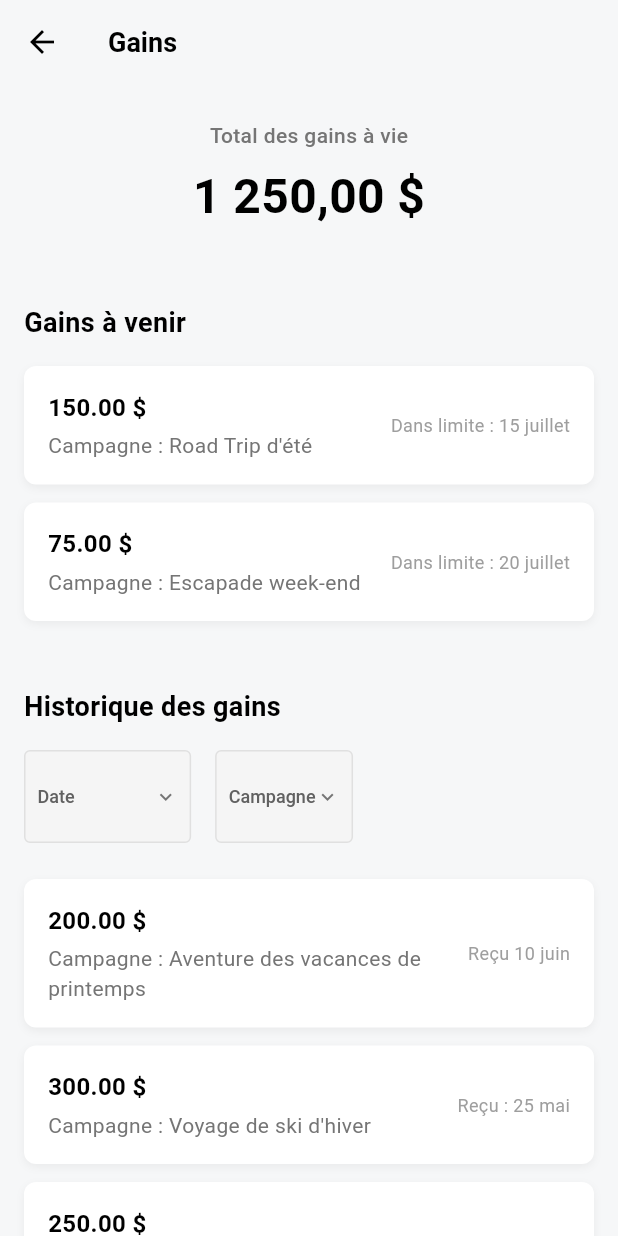
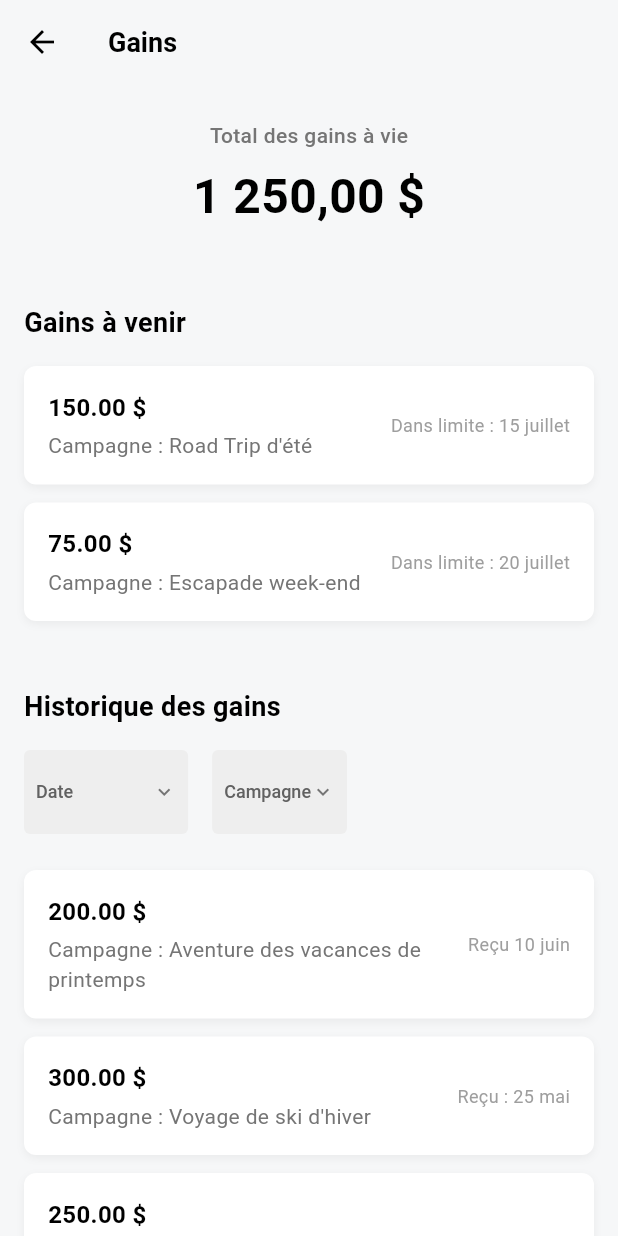
Before and after one commit to Bilalik369/ma-tach, a Flutter app: the screen it shows after launch, after a tap on the "attach money" icon, on a phone screen of 412 x 824 dp. Run offline on Flutter 3.47's test engine with Material 3 defaults, Android fonts, the phone set to English and light mode, and no system bars.

Commit message:
Qulque modification

```diff
--- a/lib/features/gains/presentation/widgets/filter_dropdown.dart
+++ b/lib/features/gains/presentation/widgets/filter_dropdown.dart
@@ -15,10 +15,9 @@ class FilterDropdown extends StatelessWidget {
   @override
   Widget build(BuildContext context) {
     return Container(
-      padding: const EdgeInsets.symmetric(horizontal: 8, vertical: 6),
+      padding: const EdgeInsets.symmetric(horizontal: 8, vertical: 4),
       decoration: BoxDecoration(
-        color: Colors.grey[100],
-        border: Border.all(color: Colors.grey[300]!, width: 1),
+        color: Colors.grey[200],
         borderRadius: BorderRadius.circular(4),
       ),
       child: DropdownButtonHideUnderline(
--- a/lib/features/notification/presentation/pages/home_page.dart
+++ b/lib/features/notification/presentation/pages/home_page.dart
@@ -3,6 +3,7 @@ import 'notifications_screen.dart';
 import '../../../gains/presentation/pages/gains_screen.dart';
 import '../../../admissibilite/presentation/pages/admissibilite_screen.dart';
 import '../../../centre_aide/presentation/pages/centre_aide_screen.dart';
+import '../../../compte/presentation/pages/compte_screen.dart';
 
 class HomePage extends StatelessWidget {
   const HomePage({super.key});
@@ -57,6 +58,17 @@ class HomePage extends StatelessWidget {
               );
             },
           ),
+          IconButton(
+            icon: const Icon(Icons.account_circle),
+            onPressed: () {
+              Navigator.push(
+                context,
+                MaterialPageRoute(
+                  builder: (context) => const CompteScreen(),
+                ),
+              );
+            },
+          ),
         ],
       ),
       body: const Center(
@@ -78,7 +90,7 @@ class HomePage extends StatelessWidget {
             ),
             SizedBox(height: 10),
             Text(
-              'Tap the help icon for centre d\'aide, document icon for admissibilité, money icon for gains, or notification icon for notifications',
+              'Tap the help icon for centre d\'aide, document icon for admissibilité, money icon for gains, notification icon for notifications, or account icon for compte',
               style: TextStyle(
                 fontSize: 16,
                 color: Colors.grey,
```
